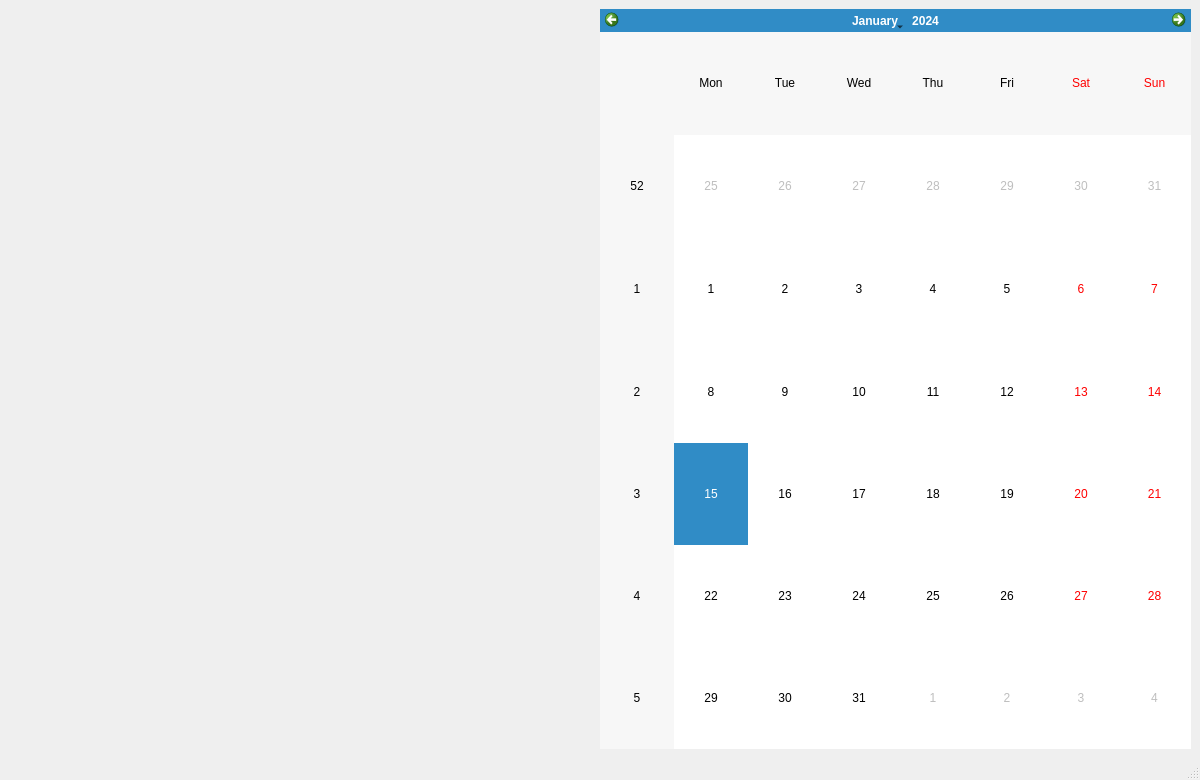
This is journal_app.ui in Satkhar/journal_app as Qt 5 draws it before an edit. The edited form follows.
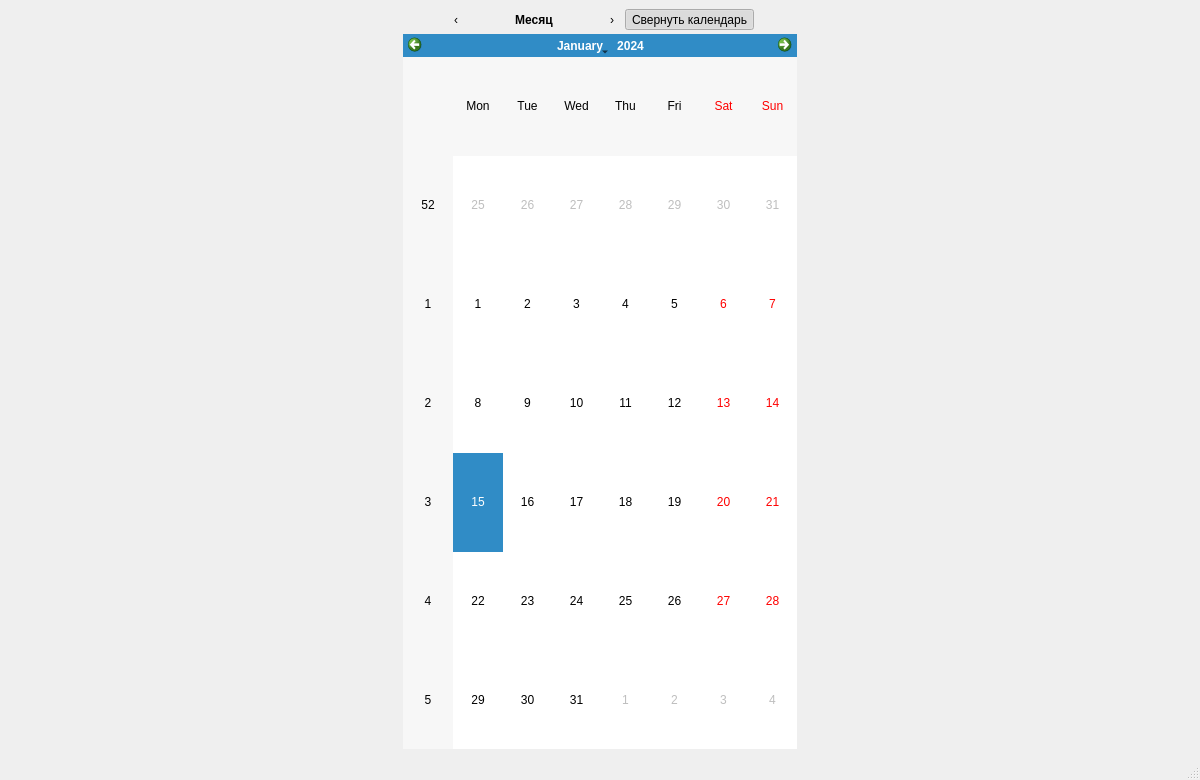
This is the edited form.

Commit message: feat(ui): добавить сворачиваемый календарь

What changed in the file:
```diff
--- a/journal_app.ui
+++ b/journal_app.ui
@@ -16,6 +16,110 @@
   <widget class="QWidget" name="centralwidget">
    <layout class="QGridLayout" name="gridLayout">
     <item row="0" column="0">
+     <layout class="QVBoxLayout" name="calendarSectionLayout">
+      <property name="spacing">
+       <number>4</number>
+      </property>
+      <item>
+       <layout class="QHBoxLayout" name="monthNavigationLayout">
+        <item>
+         <spacer name="monthNavigationLeftSpacer">
+          <property name="orientation">
+           <enum>Qt::Orientation::Horizontal</enum>
+          </property>
+          <property name="sizeType">
+           <enum>QSizePolicy::Policy::Expanding</enum>
+          </property>
+          <property name="sizeHint" stdset="0">
+           <size>
+            <width>40</width>
+            <height>20</height>
+           </size>
+          </property>
+         </spacer>
+        </item>
+        <item>
+         <widget class="QToolButton" name="previousMonthButton">
+          <property name="toolTip">
+           <string>Предыдущий месяц</string>
+          </property>
+          <property name="text">
+           <string>‹</string>
+          </property>
+          <property name="autoRaise">
+           <bool>true</bool>
+          </property>
+         </widget>
+        </item>
+        <item>
+         <widget class="QLabel" name="displayedMonthLabel">
+          <property name="minimumSize">
+           <size>
+            <width>130</width>
+            <height>0</height>
+           </size>
+          </property>
+          <property name="font">
+           <font>
+            <bold>true</bold>
+           </font>
+          </property>
+          <property name="text">
+           <string>Месяц</string>
+          </property>
+          <property name="alignment">
+           <set>Qt::AlignmentFlag::AlignCenter</set>
+          </property>
+         </widget>
+        </item>
+        <item>
+         <widget class="QToolButton" name="nextMonthButton">
+          <property name="toolTip">
+           <string>Следующий месяц</string>
+          </property>
+          <property name="text">
+           <string>›</string>
+          </property>
+          <property name="autoRaise">
+           <bool>true</bool>
+          </property>
+         </widget>
+        </item>
+        <item>
+         <widget class="QToolButton" name="toggleCalendarButton">
+          <property name="text">
+           <string>Свернуть календарь</string>
+          </property>
+          <property name="checkable">
+           <bool>true</bool>
+          </property>
+          <property name="checked">
+           <bool>true</bool>
+          </property>
+          <property name="autoRaise">
+           <bool>true</bool>
+          </property>
+         </widget>
+        </item>
+        <item>
+         <spacer name="monthNavigationRightSpacer">
+          <property name="orientation">
+           <enum>Qt::Orientation::Horizontal</enum>
+          </property>
+          <property name="sizeType">
+           <enum>QSizePolicy::Policy::Expanding</enum>
+          </property>
+          <property name="sizeHint" stdset="0">
+           <size>
+            <width>40</width>
+            <height>20</height>
+           </size>
+          </property>
+         </spacer>
+        </item>
+       </layout>
+      </item>
+      <item>
      <layout class="QHBoxLayout" name="horizontalLayout_3">
       <item>
        <spacer name="calendarLeftSpacer">
@@ -35,6 +139,24 @@
       </item>
       <item>
        <widget class="QCalendarWidget" name="calendarWidget"/>
+        </item>
+        <item>
+         <spacer name="calendarRightSpacer">
+          <property name="orientation">
+           <enum>Qt::Orientation::Horizontal</enum>
+          </property>
+          <property name="sizeType">
+           <enum>QSizePolicy::Policy::Expanding</enum>
+          </property>
+          <property name="sizeHint" stdset="0">
+           <size>
+            <width>40</width>
+            <height>20</height>
+           </size>
+          </property>
+         </spacer>
+        </item>
+       </layout>
       </item>
      </layout>
     </item>
```
Lines whose indentation alone changed are shown as unchanged. The commit also changes 3 other files.
